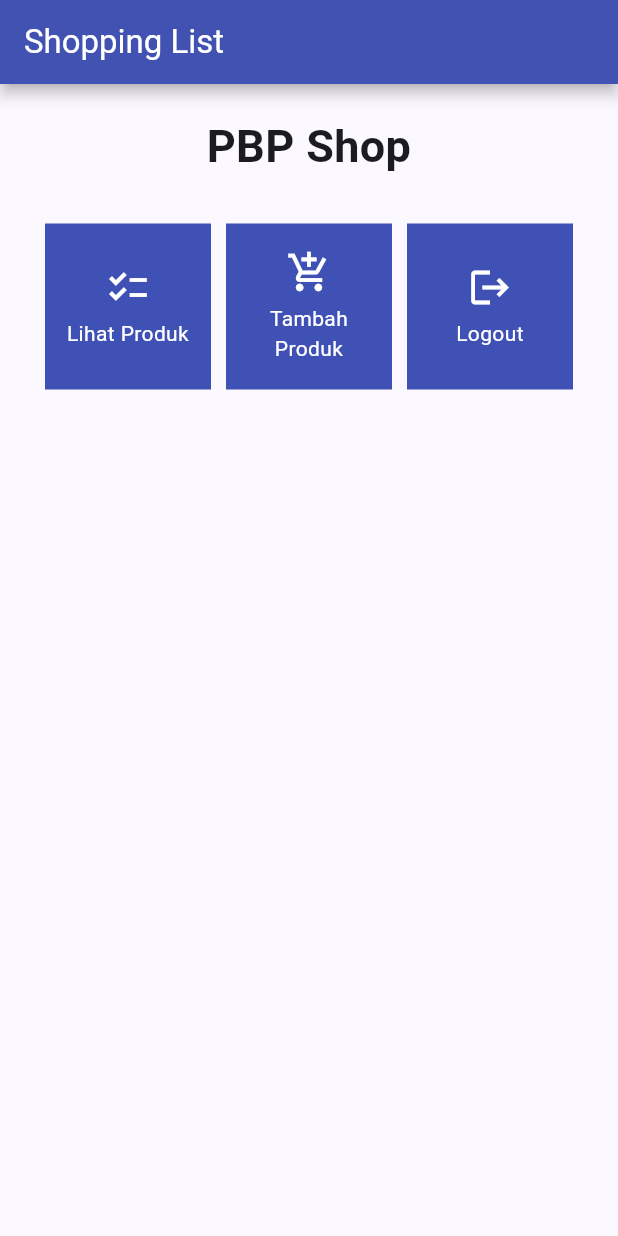
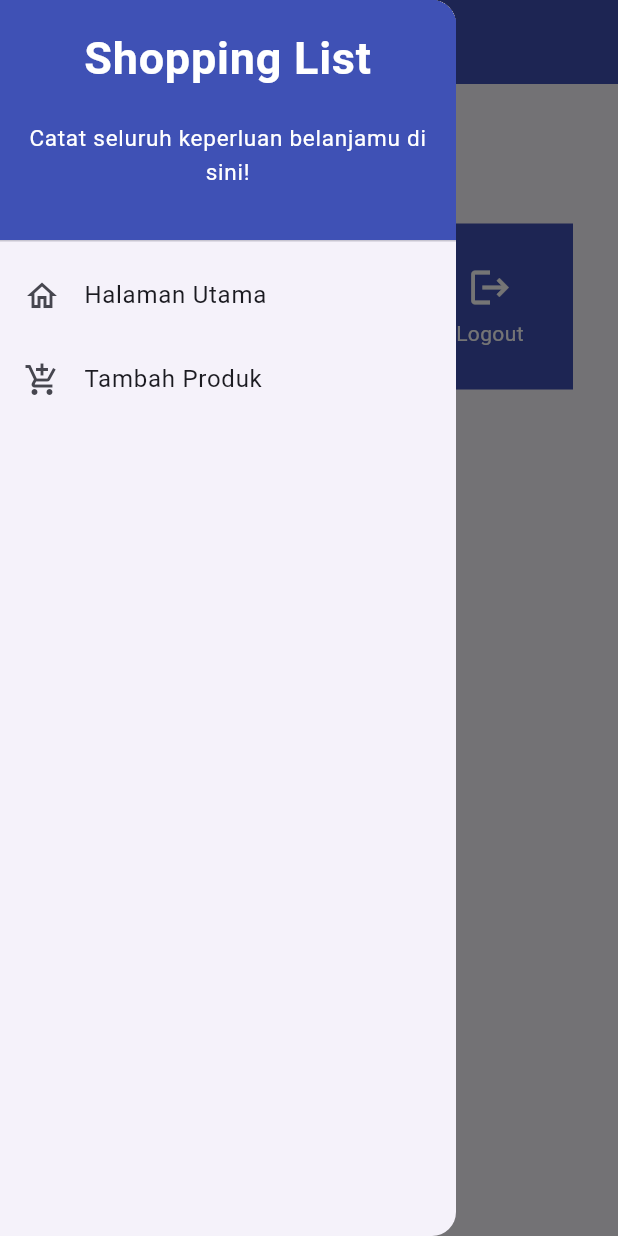
Before and after one commit to rifatfauzan/shopping-list-mobile, a Flutter app: the screen it shows after launch, with the side drawer open (before the commit the screen has no drawer), on a phone screen of 412 x 824 dp. Run offline on Flutter 3.47's test engine with Material 2 defaults, Android fonts, the phone set to English and light mode, and no system bars.

Commit message:
Tutorial 7 PBP - Done

```diff
--- a/lib/main.dart
+++ b/lib/main.dart
@@ -1,5 +1,5 @@
 import 'package:flutter/material.dart';
-import 'package:shopping_list/menu.dart';
+import 'package:shopping_list/screens/menu.dart';
 
 void main() {
   runApp(const MyApp());
@@ -32,7 +32,7 @@ class MyApp extends StatelessWidget {
         colorScheme: ColorScheme.fromSeed(seedColor: Colors.indigo),
         useMaterial3: true,
       ),
-      home: MyHomePage(),
+      home: MyHomePage()
     );
   }
 }
--- /dev/null
+++ b/lib/screens/menu.dart
@@ -0,0 +1,64 @@
+import 'package:flutter/material.dart';
+import 'package:shopping_list/widgets/left_drawer.dart';
+import 'package:shopping_list/widgets/shop_card.dart';
+
+class MyHomePage extends StatelessWidget {
+    MyHomePage({Key? key}) : super(key: key);
+    final List<ShopItem> items = [
+      ShopItem("Lihat Produk", Icons.checklist),
+      ShopItem("Tambah Produk", Icons.add_shopping_cart),
+      ShopItem("Logout", Icons.logout),
+    ];
+
+    @override
+    Widget build(BuildContext context) {
+      return Scaffold(
+        appBar: AppBar(
+          title: const Text(
+            'Shopping List',
+          ),
+          backgroundColor: Colors.indigo,
+          foregroundColor: Colors.white,
+        ),
+        // Masukkan drawer sebagai parameter nilai drawer dari widget Scaffold
+        drawer: const LeftDrawer(),
+        body: SingleChildScrollView(
+          // Widget wrapper yang dapat discroll
+          child: Padding(
+            padding: const EdgeInsets.all(10.0), // Set padding dari halaman
+            child: Column(
+              // Widget untuk menampilkan children secara vertikal
+              children: <Widget>[
+                const Padding(
+                  padding: EdgeInsets.only(top: 10.0, bottom: 10.0),
+                  // Widget Text untuk menampilkan tulisan dengan alignment center dan style yang sesuai
+                  child: Text(
+                    'PBP Shop', // Text yang menandakan toko
+                    textAlign: TextAlign.center,
+                    style: TextStyle(
+                      fontSize: 30,
+                      fontWeight: FontWeight.bold,
+                    ),
+                  ),
+                ),
+                // Grid layout
+                GridView.count(
+                  // Container pada card kita.
+                  primary: true,
+                  padding: const EdgeInsets.all(20),
+                  crossAxisSpacing: 10,
+                  mainAxisSpacing: 10,
+                  crossAxisCount: 3,
+                  shrinkWrap: true,
+                  children: items.map((ShopItem item) {
+                    // Iterasi untuk setiap item
+                    return ShopCard(item);
+                  }).toList(),
+                ),
+              ],
+            ),
+          ),
+        ),
+      );
+    }
+}
--- /dev/null
+++ b/lib/widgets/left_drawer.dart
@@ -0,0 +1,64 @@
+import 'package:flutter/material.dart';
+import 'package:shopping_list/screens/menu.dart';
+import 'package:shopping_list/screens/shoplist_form.dart';
+
+class LeftDrawer extends StatelessWidget {
+  const LeftDrawer({super.key});
+
+  @override
+  Widget build(BuildContext context) {
+    return Drawer(
+      child: ListView(
+        children: [
+          const DrawerHeader(
+            decoration: BoxDecoration(
+              color: Colors.indigo,
+            ),
+            child: Column(
+              children: [
+                Text(
+                  'Shopping List',
+                  textAlign: TextAlign.center,
+                  style: TextStyle(
+                    fontSize: 30,
+                    fontWeight: FontWeight.bold,
+                    color: Colors.white,
+                  ),
+                ),
+                Padding(padding: EdgeInsets.all(10)),
+                Text("Catat seluruh keperluan belanjamu di sini!",
+                    textAlign: TextAlign.center,
+                    style: TextStyle(fontSize: 15, color: Colors.white, fontWeight: FontWeight.normal,)
+                    ),
+              ],
+            ),
+          ),
+          ListTile(
+            leading: const Icon(Icons.home_outlined),
+            title: const Text('Halaman Utama'),
+            // Bagian redirection ke MyHomePage
+            onTap: () {
+              Navigator.pushReplacement(
+                  context,
+                  MaterialPageRoute(
+                    builder: (context) => MyHomePage(),
+                  ));
+            },
+          ),
+          ListTile(
+            leading: const Icon(Icons.add_shopping_cart),
+            title: const Text('Tambah Produk'),
+            // Bagian redirection ke ShopFormPage
+            onTap: () {
+              Navigator.pushReplacement(
+                  context,
+                  MaterialPageRoute(
+                    builder: (context) => const ShopFormPage(),
+                  ));
+            },
+          ),
+        ],
+      ),
+    );
+  }
+}
--- /dev/null
+++ b/lib/widgets/shop_card.dart
@@ -0,0 +1,62 @@
+import 'package:flutter/material.dart';
+import 'package:shopping_list/screens/shoplist_form.dart';
+
+class ShopItem {
+  final String name;
+  final IconData icon;
+
+  ShopItem(this.name, this.icon);
+}
+
+class ShopCard extends StatelessWidget {
+  final ShopItem item;
+
+  const ShopCard(this.item, {super.key}); // Constructor
+
+  @override
+  Widget build(BuildContext context) {
+    return Material(
+      color: Colors.indigo,
+      child: InkWell(
+        // Area responsive terhadap sentuhan
+        onTap: () {
+          // Memunculkan SnackBar ketika diklik
+          ScaffoldMessenger.of(context)
+            ..hideCurrentSnackBar()
+            ..showSnackBar(SnackBar(
+                content: Text("Kamu telah menekan tombol ${item.name}!")));
+          // Navigate ke route yang sesuai (tergantung jenis tombol)
+          if (item.name == "Tambah Produk") {
+            Navigator.push(
+                  context,
+                  MaterialPageRoute(
+                    builder: (context) => const ShopFormPage(),
+                  ));
+          }
+        },
+        child: Container(
+          // Container untuk menyimpan Icon dan Text
+          padding: const EdgeInsets.all(8),
+          child: Center(
+            child: Column(
+              mainAxisAlignment: MainAxisAlignment.center,
+              children: [
+                Icon(
+                  item.icon,
+                  color: Colors.white,
+                  size: 30.0,
+                ),
+                const Padding(padding: EdgeInsets.all(3)),
+                Text(
+                  item.name,
+                  textAlign: TextAlign.center,
+                  style: const TextStyle(color: Colors.white),
+                ),
+              ],
+            ),
+          ),
+        ),
+      ),
+    );
+  }
+}
```
Also changed, not shown: lib/screens/shoplist_form.dart (added, +161 -0 lines).
